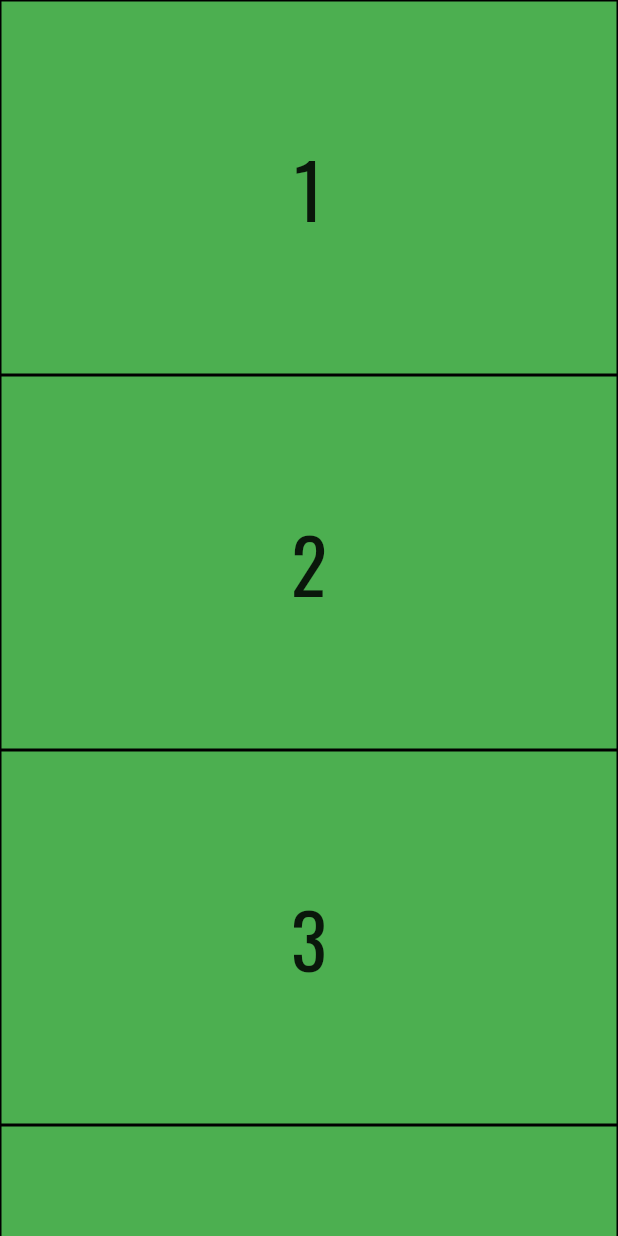
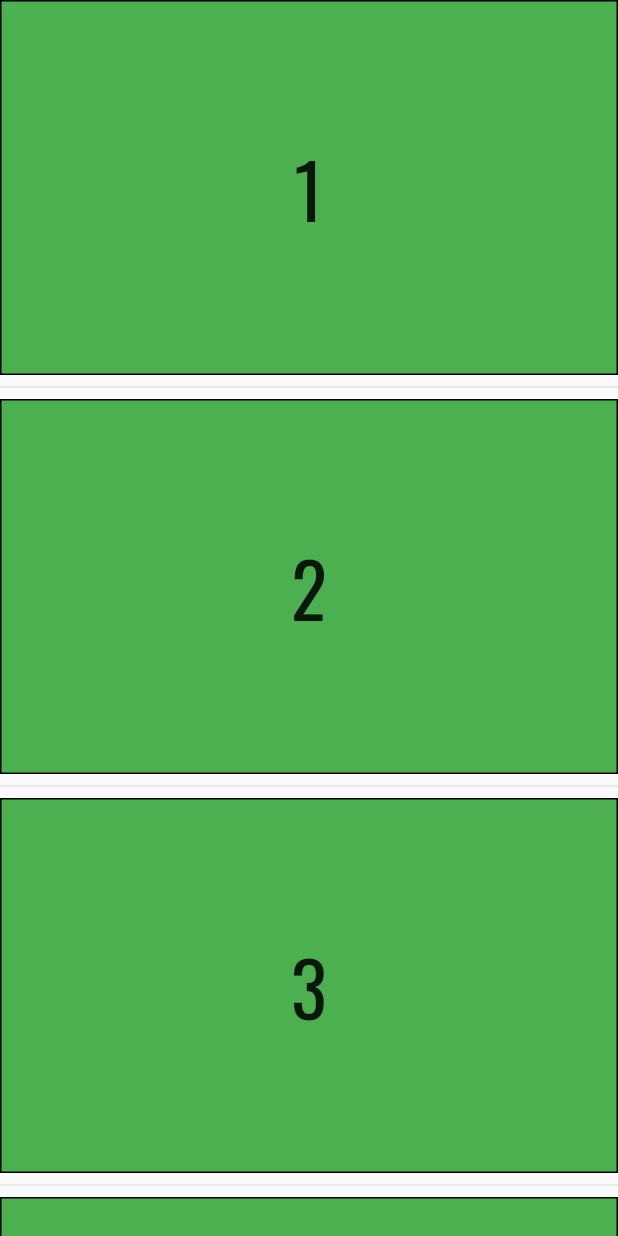
Before and after one commit to lvinist/wisata-app-flutter, a Flutter app: the screen it shows after launch, on a phone screen of 412 x 824 dp. Run offline on Flutter 3.47's test engine with Material 2 defaults, Android fonts, the light colour scheme and no system bars.

Commit message:
using listview separated

```diff
--- a/lib/listview_coba.dart
+++ b/lib/listview_coba.dart
@@ -5,7 +5,7 @@ class ScrollingScreen extends StatelessWidget {
 
   Widget build(BuildContext context) {
     return Scaffold(
-        body: ListView.builder(
+        body: ListView.separated(
       itemBuilder: (BuildContext context, int index) {
         return Container(
           height: 250,
@@ -19,6 +19,9 @@ class ScrollingScreen extends StatelessWidget {
           ),
         );
       },
+      separatorBuilder: (BuildContext context, int index) {
+        return Divider();
+      },
       itemCount: numberList.length,
     ));
   }
```
